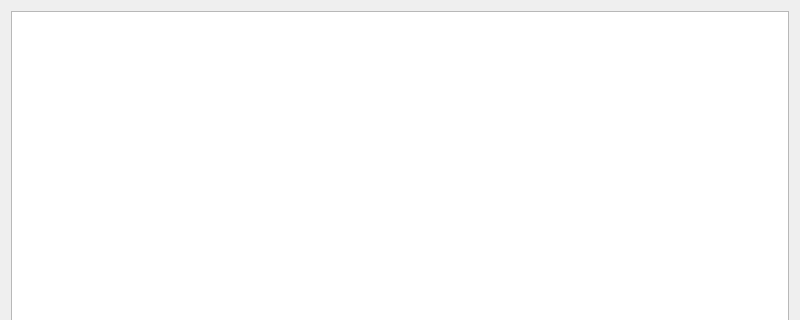
Old version of the form nyatrace_logs.ui in the repository Candinya/NyaTrace; both pictures show x 0 to 800 and y 0 to 320 of the 800 by 600 pixel window.
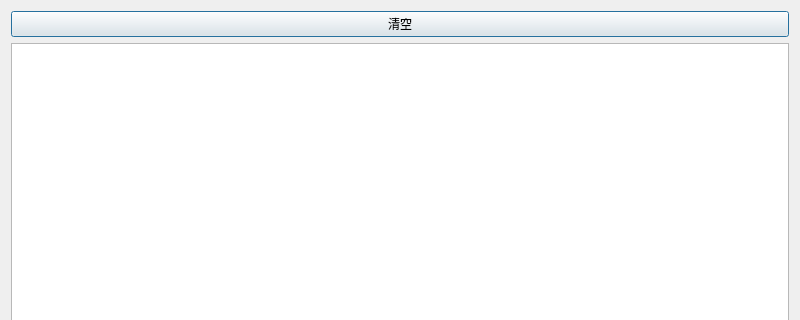
New version of the form.

Commit message: feat: add clear logs button

Patch:
```diff
--- a/nyatrace_logs.ui
+++ b/nyatrace_logs.ui
@@ -13,8 +13,19 @@
   <property name="windowTitle">
    <string>日志</string>
   </property>
-  <layout class="QGridLayout" name="gridLayout">
-   <item row="0" column="0">
+  <layout class="QVBoxLayout" name="verticalLayout">
+   <item>
+    <layout class="QHBoxLayout" name="horizontalLayout">
+     <item>
+      <widget class="QPushButton" name="clearAll">
+       <property name="text">
+        <string>清空</string>
+       </property>
+      </widget>
+     </item>
+    </layout>
+   </item>
+   <item>
     <widget class="QTableView" name="logsTable">
      <property name="editTriggers">
       <set>QAbstractItemView::NoEditTriggers</set>
```
The commit also changes 2 other files.
